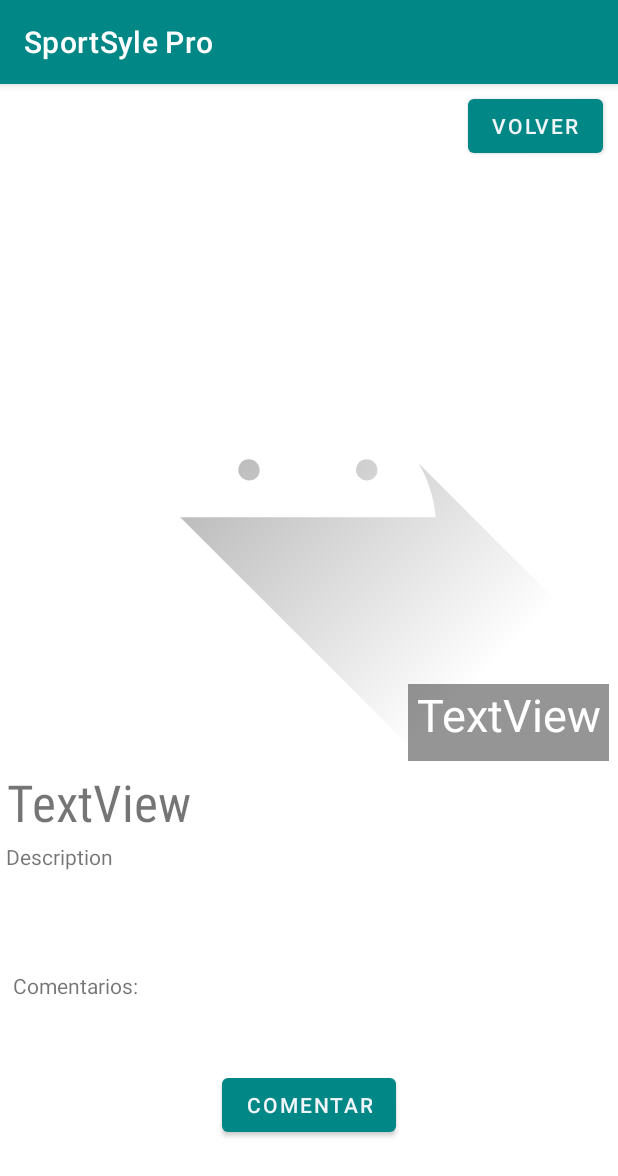
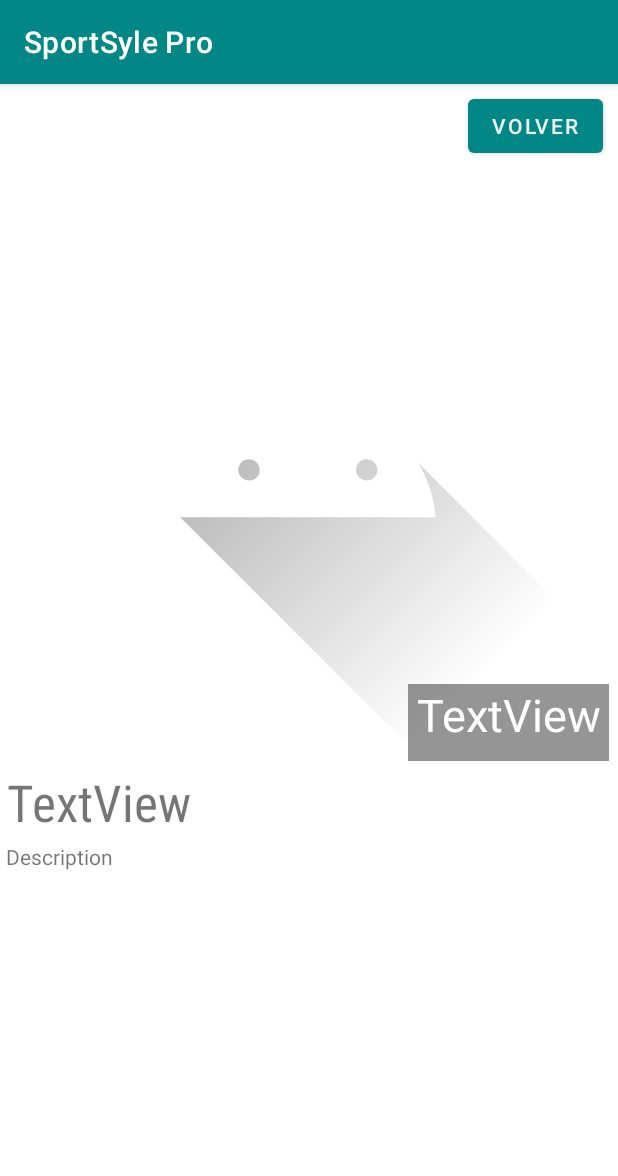
Before and after one commit to alexisesperanza/SportSylePro, an Android app: the VistaDetalle screen opened directly, with no data from a screen before it, on a phone screen of 412 x 824 dp. Shown: the top 1176 px of the screen. Run offline under Robolectric (Android 15) with nearby library versions, the phone set to English and light mode, and no system bars; our stand-ins replace Firebase (no records; nobody signed in at launch, a user with empty details on screens opened directly), Picasso.

Commit message:
Comments section deleted

```diff
--- a/app/build.gradle.kts
+++ b/app/build.gradle.kts
@@ -12,7 +12,8 @@ android {
 
     defaultConfig {
         applicationId = "com.grupo8.sportsylepro"
-        minSdk = 27
+        minSdk = 24
+        //noinspection EditedTargetSdkVersion
         targetSdk = 34
         versionCode = 1
         versionName = "1.0"
@@ -37,7 +38,9 @@ android {
 
 dependencies {
 
-    implementation("androidx.appcompat:appcompat:1.6.1")
+
+    implementation("androidx.browser:browser:1.5.0")
+    implementation ("androidx.browser:browser:1.6.0-alpha01")
     implementation("com.google.android.material:material:1.10.0")
     implementation("androidx.constraintlayout:constraintlayout:2.1.4")
     implementation("androidx.lifecycle:lifecycle-livedata-ktx:2.6.2")
--- a/app/src/main/java/com/grupo8/sportsylepro/MainActivity.java
+++ b/app/src/main/java/com/grupo8/sportsylepro/MainActivity.java
@@ -1,13 +1,13 @@
 package com.grupo8.sportsylepro;
 
 import android.content.Intent;
+import android.net.Uri;
 import android.os.Bundle;
 import android.view.Menu;
 import android.view.View;
-import android.widget.TextView;
-import android.widget.Toast;
 
 import androidx.appcompat.app.AppCompatActivity;
+import androidx.browser.customtabs.CustomTabsIntent;
 import androidx.drawerlayout.widget.DrawerLayout;
 import androidx.navigation.NavController;
 import androidx.navigation.Navigation;
@@ -25,7 +25,7 @@ public class MainActivity extends AppCompatActivity {
     private AppBarConfiguration mAppBarConfiguration;
     private ActivityMainBinding binding;
 
-    String iniciarSesion, showusuario;
+    String showusuario;
   public FirebaseUser user;
 
   public String usuario="Iniciar Sesion/Registrate";
@@ -45,6 +45,11 @@ public class MainActivity extends AppCompatActivity {
         binding.appBarMain.fabCorreo.setOnClickListener(new View.OnClickListener() {
             @Override
             public void onClick(View view) {
+
+                String url = "mailto:2546122019@mail.utec.edu.com";
+                CustomTabsIntent intent = new CustomTabsIntent.Builder().build();
+                intent.launchUrl(MainActivity.this, Uri.parse(url));
+
 
             }
 
--- a/app/src/main/res/layout/activity_vista_detalle.xml
+++ b/app/src/main/res/layout/activity_vista_detalle.xml
@@ -51,70 +51,6 @@
         app:layout_constraintStart_toStartOf="parent"
         app:layout_constraintTop_toBottomOf="@+id/txtData" />
 
-    <androidx.recyclerview.widget.RecyclerView
-        android:id="@+id/recyclerView"
-        android:layout_width="367dp"
-        android:layout_height="42dp"
-        android:layout_marginTop="4dp"
-        android:autofillHints="Se el primero en comentar"
-        app:layout_constraintEnd_toEndOf="parent"
-        app:layout_constraintStart_toStartOf="parent"
-        app:layout_constraintTop_toBottomOf="@+id/textView11" />
-
-    <TextView
-        android:id="@+id/textView11"
-        android:layout_width="wrap_content"
-        android:layout_height="wrap_content"
-        android:layout_marginTop="16dp"
-        android:layout_marginEnd="320dp"
-        android:text="Comentarios:"
-        app:layout_constraintEnd_toEndOf="parent"
-        app:layout_constraintTop_toBottomOf="@+id/txtDescription" />
-
-    <Button
-        android:id="@+id/button6"
-        android:layout_width="wrap_content"
-        android:layout_height="wrap_content"
-        android:text="Comentar"
-        app:layout_constraintEnd_toEndOf="parent"
-        app:layout_constraintStart_toStartOf="parent"
-        app:layout_constraintTop_toBottomOf="@+id/recyclerView" />
-
-    <ScrollView
-        android:layout_width="289dp"
-        android:layout_height="202dp"
-        android:visibility="gone"
-        app:layout_constraintEnd_toEndOf="parent"
-        app:layout_constraintStart_toStartOf="parent"
-        tools:layout_editor_absoluteY="325dp">
-
-        <LinearLayout
-            android:layout_width="match_parent"
-            android:layout_height="wrap_content"
-            android:orientation="vertical">
-
-            <TextView
-                android:id="@+id/textView12"
-                android:layout_width="match_parent"
-                android:layout_height="wrap_content"
-                android:text="TextView" />
-
-            <EditText
-                android:id="@+id/editTextText"
-                android:layout_width="match_parent"
-                android:layout_height="wrap_content"
-                android:ems="10"
-                android:inputType="text"
-                android:text="Name" />
-
-            <Button
-                android:id="@+id/button7"
-                android:layout_width="match_parent"
-                android:layout_height="wrap_content"
-                android:text="Button" />
-        </LinearLayout>
-    </ScrollView>
-
     <TextView
         android:id="@+id/txtPrecio"
         android:layout_width="134dp"
```
